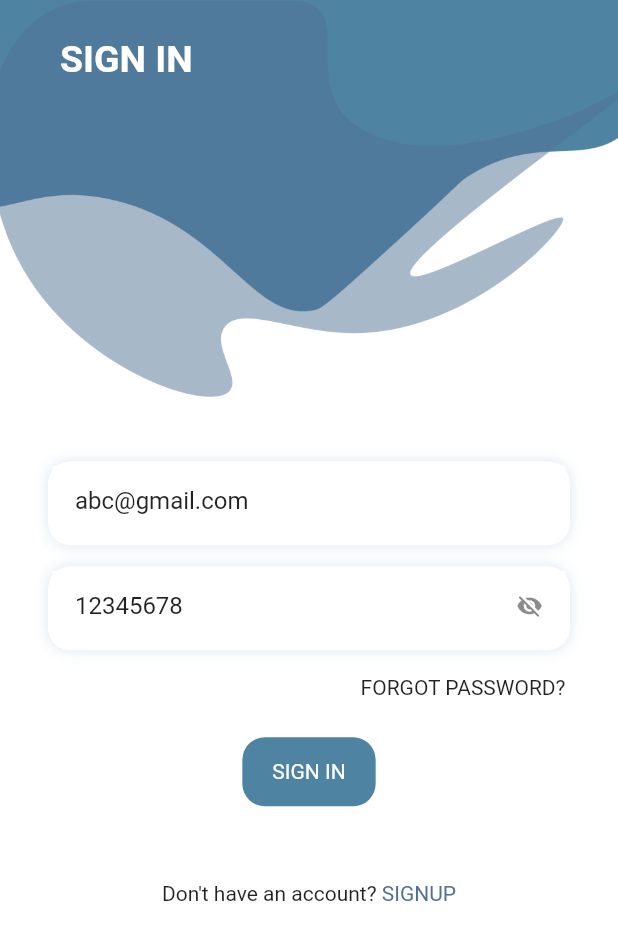
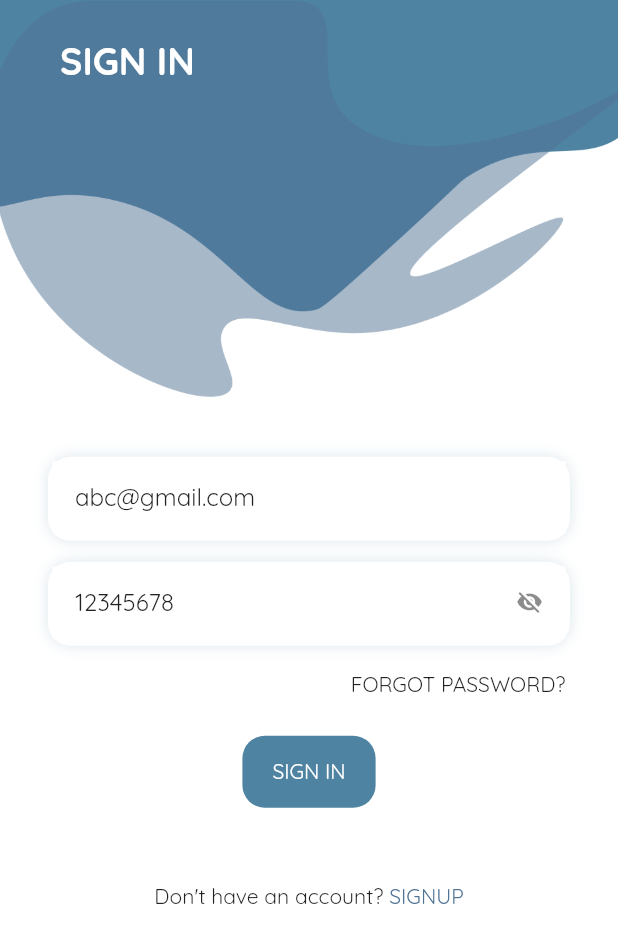
Before and after one commit to rushit5560/Pet_Lover_Project, a Flutter app: the screen it shows after launch, on a phone screen of 412 x 824 dp. Shown: the top 943 px of the screen. Run offline on Flutter 3.47's test engine with Material 2 defaults, Android fonts, the phone set to English and light mode, and no system bars; our stand-ins replace carousel_slider, flutter_rating_bar, flutter_slidable, fluttertoast, get, google_maps_flutter and 3 more.

Commit message:
Pet Service Side (App Light Theme File)

```diff
--- /dev/null
+++ b/pet_service_project/lib/common/app_themes/app_themes.dart
@@ -0,0 +1,7 @@
+import 'package:flutter/material.dart';
+
+ThemeData appLightTheme() {
+  return ThemeData(
+    fontFamily: "Quicksand",
+  );
+}
--- a/pet_service_project/lib/main.dart
+++ b/pet_service_project/lib/main.dart
@@ -1,5 +1,6 @@
 import 'package:flutter/material.dart';
 import 'package:get/get.dart';
+import 'common/app_themes/app_themes.dart';
 import 'screens/sign_in_screen/sign_in_screen.dart';
 
 void main() {
@@ -14,6 +15,7 @@ class MyApp extends StatelessWidget {
     return GetMaterialApp(
       title: "Pet Service Project",
       debugShowCheckedModeBanner: false,
+      theme: appLightTheme(),
       home: SignInScreen(),
     );
   }
```
Also changed, not shown: pet_service_project/pubspec.yaml (+15 -0 lines).
